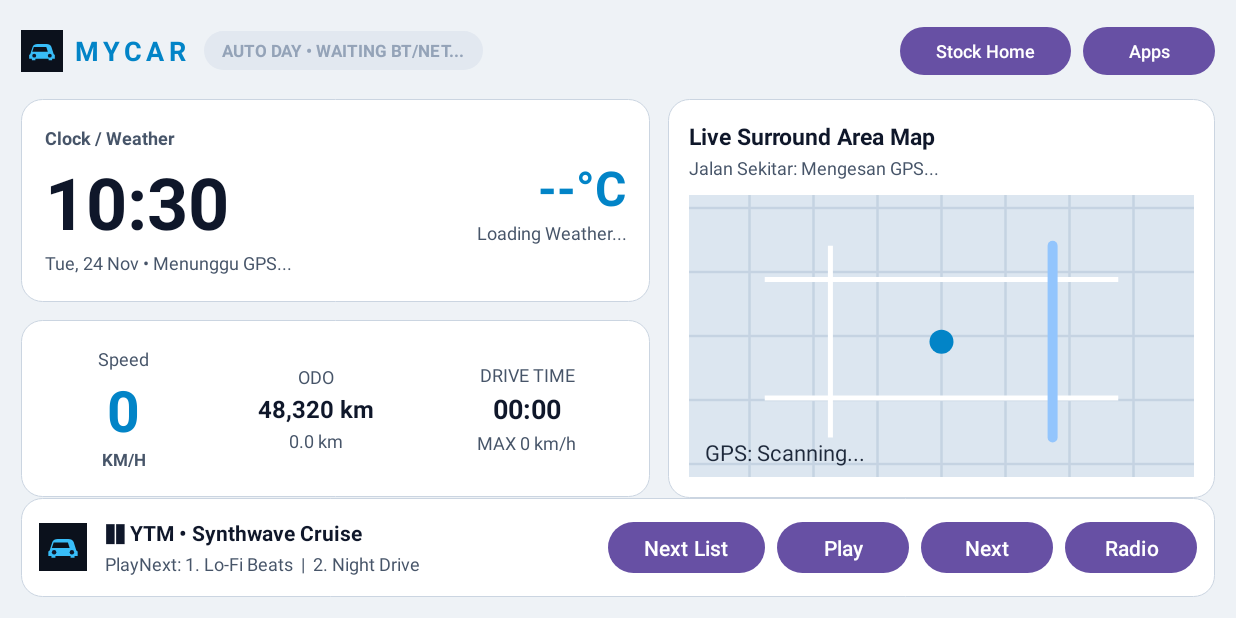
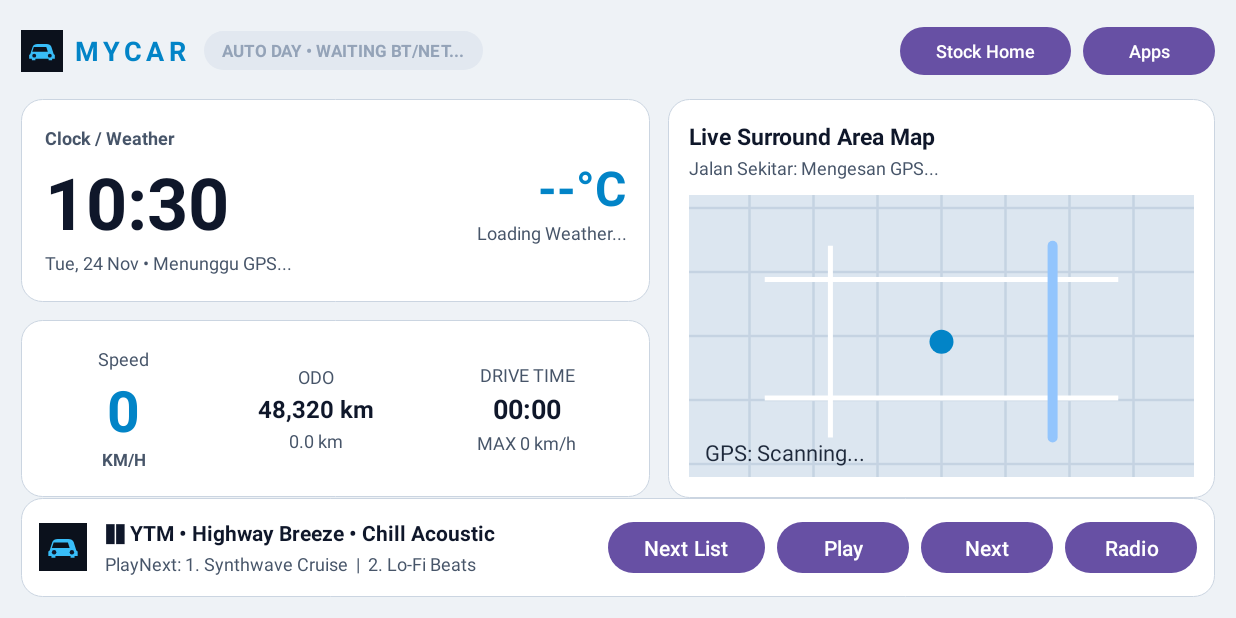
Before and after one commit to hitcombo30-coder/mycar-launcher, an Android app: the screen it shows after launch (MainActivity), on a phone screen of 824 x 412 dp (held sideways). Run offline under Robolectric (Android 15) with nearby library versions, the phone set to English and light mode, and no system bars.

Commit message:
Update MainActivity.kt

```diff
--- a/app/src/main/java/com/mycar/launcher/MainActivity.kt
+++ b/app/src/main/java/com/mycar/launcher/MainActivity.kt
@@ -24,7 +24,6 @@ import android.os.Looper
 import android.provider.Settings
 import android.view.KeyEvent
 import android.view.View
-import android.widget.Toast
 import androidx.appcompat.app.AlertDialog
 import androidx.appcompat.app.AppCompatActivity
 import androidx.core.app.ActivityCompat
@@ -53,8 +52,10 @@ class MainActivity : AppCompatActivity(), SensorEventListener {
     private var headlightSignalNight: Boolean? = null
 
     private var isNightMode = true
+    private var isRadioMode = false
     private var isPlaying = false
-    private var queueIndex = 0
+    private var playlistIndex = 0
+    private var trackIndex = 0
 
     private var odometerKm = 48320.0
     private var tripKm = 0.0
@@ -64,11 +65,34 @@ class MainActivity : AppCompatActivity(), SensorEventListener {
     private var currentLat: Double? = null
     private var currentLon: Double? = null
 
-    private val playNextQueue = mutableListOf(
+    private val ytmPlaylists = listOf(
+        listOf(
+            "Highway Breeze • Chill Acoustic",
             "Synthwave Cruise",
             "Lo-Fi Beats",
-        "Night Drive",
-        "Highway Breeze"
+            "Night Drive"
+        ),
+        listOf(
+            "Pantai Timur Acoustic",
+            "Midnight Express",
+            "Smooth Lounge",
+            "City Lights Mix"
+        )
+    )
+
+    private val radioPlaylists = listOf(
+        listOf(
+            "FM 96.4 • Kuantan Drive Radio",
+            "FM 102.8 • Coastal Hits",
+            "FM 88.9 • Chill & Jazz FM",
+            "FM 94.5 • Late Night Talk"
+        ),
+        listOf(
+            "FM 105.2 • Classic Rock & Pop",
+            "FM 91.1 • Morning Cruiser",
+            "FM 99.7 • Acoustic Waves",
+            "FM 107.3 • Weekend Vibes"
+        )
     )
 
     private val illuminationReceiver = object : BroadcastReceiver() {
@@ -363,6 +387,14 @@ class MainActivity : AppCompatActivity(), SensorEventListener {
         else -> "Synced"
     }
 
+    private fun activePlaylists(): List<List<String>> =
+        if (isRadioMode) radioPlaylists else ytmPlaylists
+
+    private fun currentPlaylist(): List<String> {
+        val lists = activePlaylists()
+        return lists[playlistIndex % lists.size]
+    }
+
     private fun setupControls() {
         binding.btnRestoreHome.setOnClickListener {
             startActivity(Intent(Settings.ACTION_HOME_SETTINGS))
@@ -372,9 +404,15 @@ class MainActivity : AppCompatActivity(), SensorEventListener {
             openIconAppsGridDialog()
         }
 
+        binding.btnNextList.setOnClickListener {
+            advanceNextPlaylist()
+        }
+
         binding.btnPlayPause.setOnClickListener {
             isPlaying = !isPlaying
+            if (!isRadioMode) {
                 sendMediaKey(if (isPlaying) KeyEvent.KEYCODE_MEDIA_PLAY else KeyEvent.KEYCODE_MEDIA_PAUSE)
+            }
             updateMusicQueueUi()
         }
 
@@ -382,17 +420,39 @@ class MainActivity : AppCompatActivity(), SensorEventListener {
             advanceNextTrack()
         }
 
-        binding.btnOpenYTM.setOnClickListener {
-            launchYouTubeMusic()
+        binding.btnSwitchSource.setOnClickListener {
+            isRadioMode = !isRadioMode
+            playlistIndex = 0
+            trackIndex = 0
+            if (!isRadioMode && isPlaying) {
+                sendMediaKey(KeyEvent.KEYCODE_MEDIA_PLAY)
+            } else if (isRadioMode) {
+                sendMediaKey(KeyEvent.KEYCODE_MEDIA_PAUSE)
+            }
+            updateMusicQueueUi()
         }
     }
 
+    private fun advanceNextPlaylist() {
+        val lists = activePlaylists()
+        playlistIndex = (playlistIndex + 1) % lists.size
+        trackIndex = 0
+        isPlaying = true
+        if (!isRadioMode) {
+            sendMediaKey(KeyEvent.KEYCODE_MEDIA_NEXT)
+        }
+        updateMusicQueueUi()
+    }
+
     private fun advanceNextTrack() {
-        if (playNextQueue.isNotEmpty()) {
-            queueIndex = (queueIndex + 1) % playNextQueue.size
+        val queue = currentPlaylist()
+        if (queue.isNotEmpty()) {
+            trackIndex = (trackIndex + 1) % queue.size
         }
         isPlaying = true
+        if (!isRadioMode) {
             sendMediaKey(KeyEvent.KEYCODE_MEDIA_NEXT)
+        }
         updateMusicQueueUi()
     }
 
@@ -403,29 +463,25 @@ class MainActivity : AppCompatActivity(), SensorEventListener {
                 true
             }
             KeyEvent.KEYCODE_MEDIA_PREVIOUS -> {
-                if (playNextQueue.isNotEmpty()) {
-                    queueIndex = (queueIndex - 1 + playNextQueue.size) % playNextQueue.size
+                val queue = currentPlaylist()
+                if (queue.isNotEmpty()) {
+                    trackIndex = (trackIndex - 1 + queue.size) % queue.size
                 }
+                if (!isRadioMode) {
                     sendMediaKey(KeyEvent.KEYCODE_MEDIA_PREVIOUS)
+                }
                 updateMusicQueueUi()
                 true
             }
             KeyEvent.KEYCODE_MEDIA_PLAY_PAUSE, KeyEvent.KEYCODE_MEDIA_PLAY, KeyEvent.KEYCODE_MEDIA_PAUSE -> {
                 isPlaying = !isPlaying
+                if (!isRadioMode) {
                     sendMediaKey(keyCode)
+                }
                 updateMusicQueueUi()
                 true
             }
             else -> super.onKeyDown(keyCode, event)
-        }
-    }
-
-    private fun launchYouTubeMusic() {
-        val ytmIntent = packageManager.getLaunchIntentForPackage("com.google.android.apps.youtube.music")
-        if (ytmIntent != null) {
-            startActivity(ytmIntent)
-        } else {
-            Toast.makeText(this, "YouTube Music not found on head unit", Toast.LENGTH_SHORT).show()
         }
     }
 
@@ -436,13 +492,17 @@ class MainActivity : AppCompatActivity(), SensorEventListener {
     }
 
     private fun updateMusicQueueUi() {
-        val current = playNextQueue[queueIndex]
-        val n1 = playNextQueue[(queueIndex + 1) % playNextQueue.size]
-        val n2 = playNextQueue[(queueIndex + 2) % playNextQueue.size]
+        val queue = currentPlaylist()
+        val current = queue[trackIndex % queue.size]
+        val n1 = queue[(trackIndex + 1) % queue.size]
+        val n2 = queue[(trackIndex + 2) % queue.size]
+        val sourceTag = if (isRadioMode) "RADIO" else "YTM"
+        val stateIcon = if (isPlaying) "▶" else "❚❚"
 
-        binding.tvTrack.text = if (isPlaying) "▶ YTM • $current" else "❚❚ YTM • $current"
+        binding.tvTrack.text = "$stateIcon $sourceTag • $current"
         binding.tvPlayNextList.text = "PlayNext: 1. $n1  |  2. $n2"
         binding.btnPlayPause.text = if (isPlaying) "Pause" else "Play"
+        binding.btnSwitchSource.text = if (isRadioMode) "YTM" else "Radio"
     }
 
     private fun updateTelemetryUi(speedKmh: Int) {
```
Lines whose indentation alone changed are shown as unchanged.
